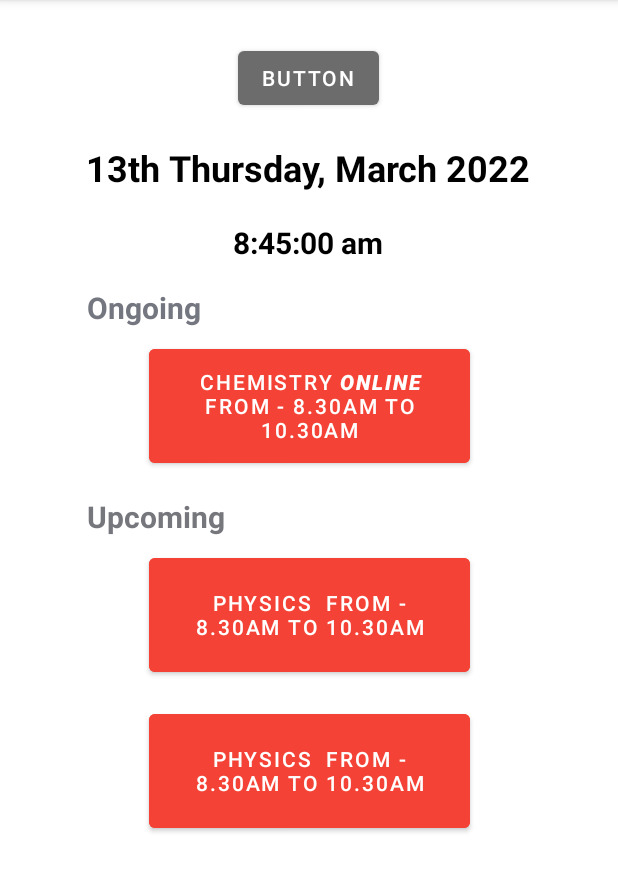
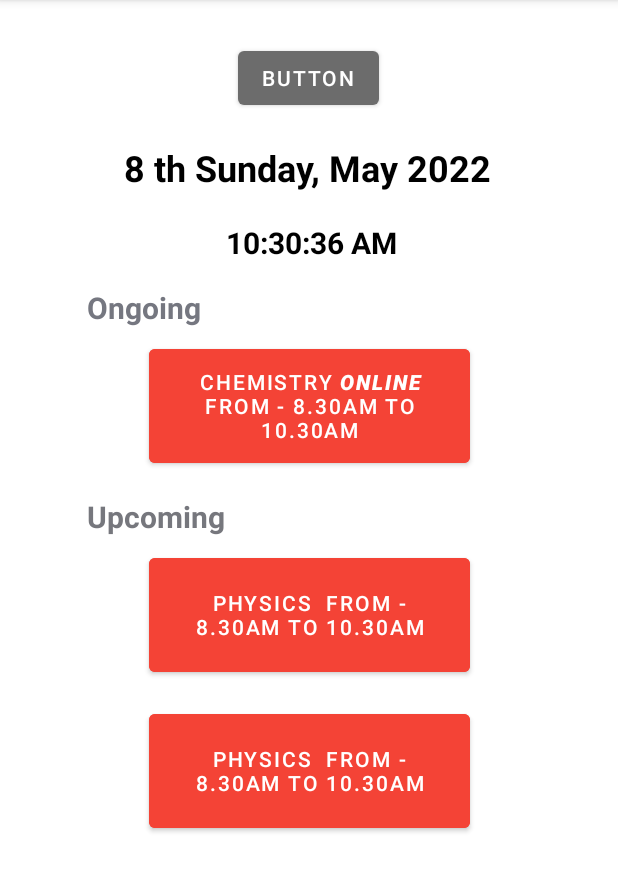
Before and after one commit to stargazer39/BodiCount, an Android app: the Attendance_homepage screen opened directly, with no data from a screen before it, on a phone screen of 412 x 824 dp, the part 84-976 px from its top. Run offline under Robolectric (Android 15) with nearby library versions, the phone set to English and light mode, and no system bars.

Commit message:
Small Tweaks

```diff
--- a/app/src/main/AndroidManifest.xml
+++ b/app/src/main/AndroidManifest.xml
@@ -35,6 +35,7 @@
         <activity
             android:name=".Organizer_Student_Login"
             android:exported="true">
+
             <intent-filter>
                 <action android:name="android.intent.action.MAIN" />
 
@@ -70,7 +71,10 @@
             android:exported="true" />
         <activity
             android:name=".student.Attendance_user_profile_edit"
-            android:exported="true" />
+            android:exported="true" >
+
+
+        </activity>
         <activity
             android:name=".student.Attendance_User_Profile"
             android:exported="true" />
--- a/app/src/main/java/com/bodicount/Attendance_homepage.java
+++ b/app/src/main/java/com/bodicount/Attendance_homepage.java
@@ -2,11 +2,18 @@ package com.bodicount;
 
 import androidx.appcompat.app.AppCompatActivity;
 
+import android.app.ActionBar;
 import android.content.Intent;
 import android.os.Bundle;
+import android.os.Handler;
 import android.view.View;
+import android.widget.TextView;
 
 import com.bodicount.student.Attendance_User_Profile;
+
+import java.text.DateFormat;
+import java.text.SimpleDateFormat;
+import java.util.Calendar;
 
 public class Attendance_homepage extends AppCompatActivity {
 
@@ -14,10 +21,53 @@ public class Attendance_homepage extends AppCompatActivity {
     protected void onCreate(Bundle savedInstanceState) {
         super.onCreate(savedInstanceState);
         setContentView(R.layout.activity_attendance_homepage);
+
+
+        // Update time thread
+        getDateTime();
+        Handler handler = new Handler();
+        Runnable runnable = new Runnable() {
+            @Override
+            public void run() {
+                try{
+                    getDateTime();
+                }catch (Exception e){
+                    e.printStackTrace();
+                }
+
+                handler.postDelayed(this, 1000);
+            }
+        };
+        handler.postDelayed(runnable, 1000);
+
+//        ActionBar actionBar = getActionBar();
+//        if(actionBar == null)
+//            //actionBar = getActionBarSupport();
+//        actionBar.setDisplayHomeAsUpEnabled(true);
+
     }
 
     public void goToUserProfile(View view) {
         Intent intent = new Intent(this, Attendance_User_Profile.class);
         startActivity(intent);
     }
+
+    public void getDateTime(){
+
+
+        DateFormat df = new SimpleDateFormat("d 'th' EEEE',' MMM yyyy");
+        DateFormat dt = new SimpleDateFormat(" h:mm:ss a");
+
+        String date = df.format(Calendar.getInstance().getTime());
+        String time = dt.format(Calendar.getInstance().getTime());
+
+        TextView day = (TextView) findViewById(R.id.homepageDate);
+        day.setText(date);
+        TextView time1 = (TextView) findViewById(R.id.homepageTime);
+        time1.setText(time);
+
+
+    }
+
+
 }
--- a/app/src/main/java/com/bodicount/student/Attendance_Student_Signup.java
+++ b/app/src/main/java/com/bodicount/student/Attendance_Student_Signup.java
@@ -95,7 +95,7 @@ public class Attendance_Student_Signup extends AppCompatActivity {
                                             public void onComplete(@NonNull Task<Void> task) {
                                                 if(task.isSuccessful()) {
                                                     showToast("Sign-up success", Toast.LENGTH_SHORT);
-                                                    Intent intent = new Intent(that, Attendance_homepage.class);
+                                                    Intent intent = new Intent(that, StudentOrganiserSubscribe.class);
                                                     startActivity(intent);
                                                 }else {
                                                     user.delete();
@@ -124,4 +124,5 @@ public class Attendance_Student_Signup extends AppCompatActivity {
                 });
     }
 
+
 }
--- a/app/src/main/res/layout/activity_attendance_homepage.xml
+++ b/app/src/main/res/layout/activity_attendance_homepage.xml
@@ -18,8 +18,9 @@
         android:textSize="20sp"
         android:textStyle="bold"
         app:layout_constraintEnd_toEndOf="parent"
+        app:layout_constraintHorizontal_bias="1.0"
         app:layout_constraintStart_toStartOf="parent"
-        app:layout_constraintTop_toBottomOf="@+id/textView16" />
+        app:layout_constraintTop_toBottomOf="@+id/textView29" />
 
     <TextView
         android:id="@+id/textView14"
@@ -34,7 +35,8 @@
         android:textStyle="bold"
         app:layout_constraintEnd_toEndOf="parent"
         app:layout_constraintStart_toStartOf="parent"
-        app:layout_constraintTop_toBottomOf="@+id/button3" />
+        app:layout_constraintTop_toBottomOf="@+id/button3"
+        tools:targetApi="s" />
 
     <Button
         android:id="@+id/button3"
@@ -72,6 +74,18 @@
         app:layout_constraintStart_toStartOf="parent"
         app:layout_constraintTop_toBottomOf="@+id/orgLoginbtn1" />
 
+    <Button
+        android:id="@+id/userProfile"
+        android:layout_width="wrap_content"
+        android:layout_height="wrap_content"
+        android:layout_marginTop="28dp"
+        android:onClick="goToUserProfile"
+        android:text="Button"
+        app:layout_constraintEnd_toEndOf="parent"
+        app:layout_constraintHorizontal_bias="0.498"
+        app:layout_constraintStart_toStartOf="parent"
+        app:layout_constraintTop_toTopOf="parent" />
+
     <TextView
         android:id="@+id/textView15"
         android:layout_width="wrap_content"
@@ -87,7 +101,7 @@
         app:layout_constraintTop_toTopOf="parent" />
 
     <TextView
-        android:id="@+id/textView16"
+        android:id="@+id/textView29"
         android:layout_width="wrap_content"
         android:layout_height="wrap_content"
         android:layout_marginTop="20dp"
@@ -100,17 +114,5 @@
         app:layout_constraintStart_toStartOf="parent"
         app:layout_constraintTop_toBottomOf="@+id/textView15" />
 
-    <Button
-        android:id="@+id/userProfile"
-        android:layout_width="wrap_content"
-        android:layout_height="wrap_content"
-        android:layout_marginTop="28dp"
-        android:onClick="goToUserProfile"
-        android:text="Button"
-        app:layout_constraintEnd_toEndOf="parent"
-        app:layout_constraintHorizontal_bias="0.498"
-        app:layout_constraintStart_toStartOf="parent"
-        app:layout_constraintTop_toTopOf="parent" />
-
 
 </androidx.constraintlayout.widget.ConstraintLayout>
--- a/app/src/main/res/values/strings.xml
+++ b/app/src/main/res/values/strings.xml
@@ -86,7 +86,7 @@
     <string name="homepage_ongoingbtn3">Physics  From - 8.30AM to 10.30AM</string>
     <string name="userprofile_user_name">John Smith</string>
     <string name="userprofile_user_age">21 years old</string>
-    <string name="userprofile_deletebtn">Delete Account</string>
+    <string name="userprofile_deletebtn">Unsubscribe</string>
     <string name="userprofile_editbtn">Edit Profile</string>
     <string name="userprofile_email">johnsmith@gmail.com</string>
     <string name="userprofile_phonenumber">+94 70123456</string>
@@ -132,4 +132,5 @@
     <string name="Editt">Edit</string>
     <string name="deletee">Delete</string>
     <string name="orga">Organic Chemistry</string>
+    <string name="Unsubscribe">Unsubscribe from Organization ?</string>
 </resources>
```
Also changed, not shown: app/src/main/java/com/bodicount/student/Attendance_Student_Login.java (+38 -2 lines).
